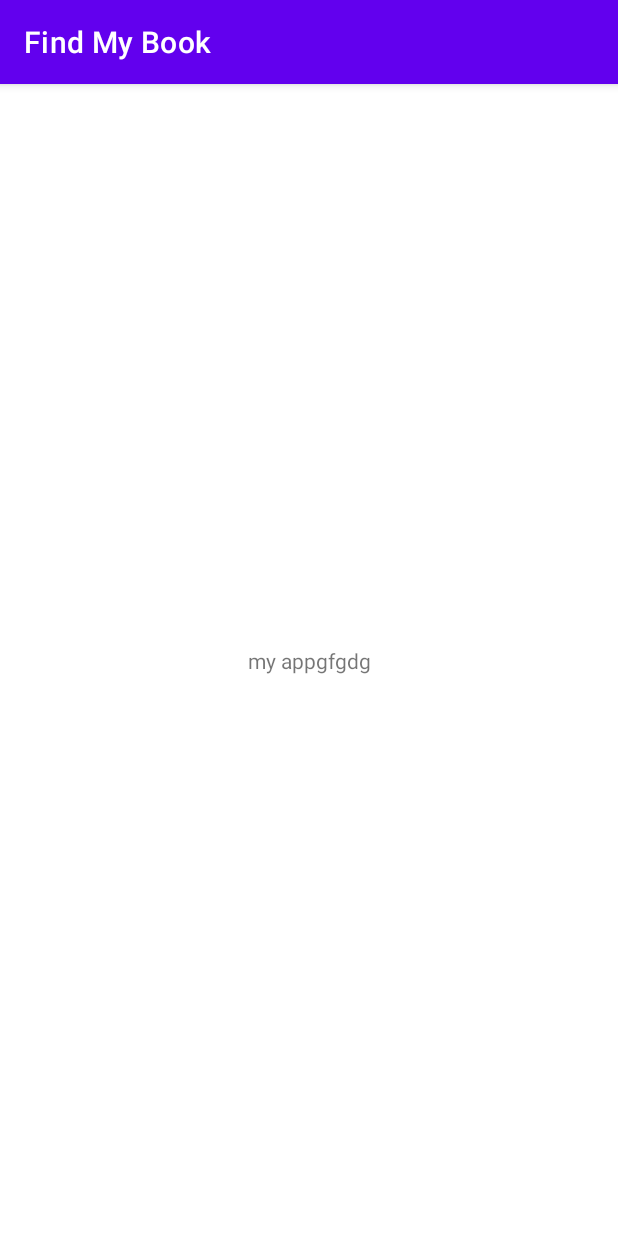
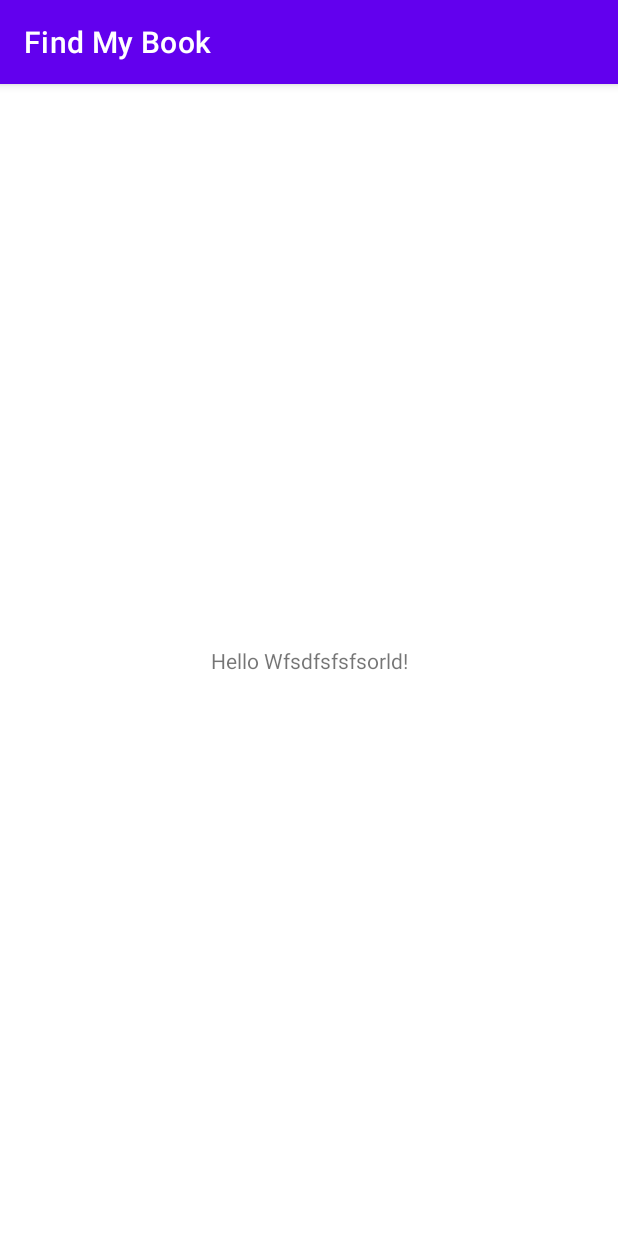
Before and after one commit to omer2129/Find_My_Book, an Android app: the screen it shows after launch (MainActivity), on a phone screen of 412 x 824 dp. Run offline under Robolectric (Android 15) with nearby library versions, the phone set to English and light mode, and no system bars.

Commit message:
Initial commit

```diff
--- a/app/src/main/res/layout/activity_main.xml
+++ b/app/src/main/res/layout/activity_main.xml
@@ -9,10 +9,9 @@
     <TextView
         android:layout_width="wrap_content"
         android:layout_height="wrap_content"
-        android:text="my appgfgdg"
+        android:text="Hello Wfsdfsfsfsorld!"
         app:layout_constraintBottom_toBottomOf="parent"
         app:layout_constraintLeft_toLeftOf="parent"
         app:layout_constraintRight_toRightOf="parent"
         app:layout_constraintTop_toTopOf="parent" />
-<!--  vnvjdkvfdfsdfsdfsdnkfvjzdv-->
 </androidx.constraintlayout.widget.ConstraintLayout>
```
